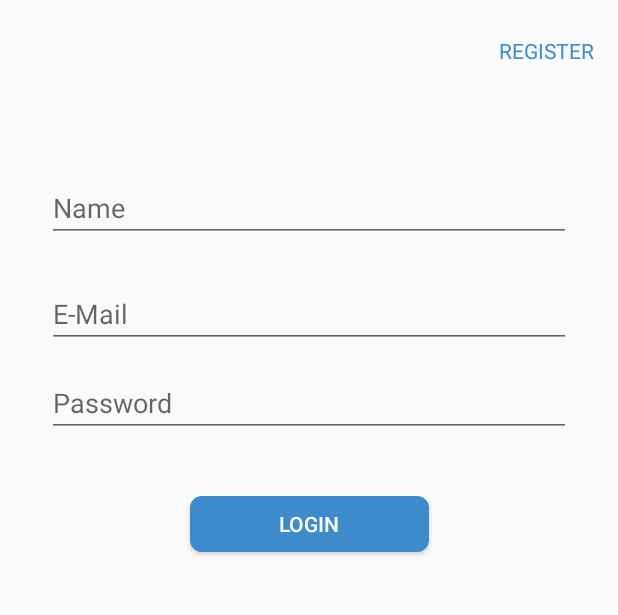
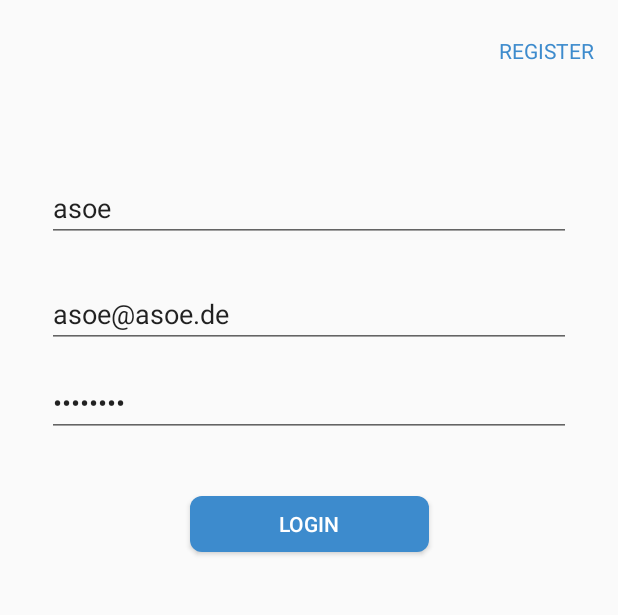
Before and after one commit to C4rist0p4/Flussstrom, an Android app: the screen it shows after launch (LoginActivity), on a phone screen of 412 x 824 dp, the part 84-699 px from its top. Run offline under Robolectric (Android 15) with nearby library versions, the phone set to English and light mode, and no system bars; our stand-ins replace Firebase (no records; nobody signed in at launch, a user with empty details on screens opened directly).

```diff
--- a/app/src/main/res/layout/login_main.xml
+++ b/app/src/main/res/layout/login_main.xml
@@ -39,7 +39,7 @@
             android:autofillHints=""
             android:ems="10"
             android:hint="@string/e_mail"
-            android:text=""
+            android:text="asoe@asoe.de"
             android:inputType="textEmailAddress"
             app:layout_constraintBottom_toBottomOf="parent"
             app:layout_constraintEnd_toEndOf="parent"
@@ -73,7 +73,7 @@
             android:autofillHints=""
             android:ems="10"
             android:hint="@string/password"
-            android:text=""
+            android:text="garfield"
             android:inputType="textPassword"
             app:layout_constraintEnd_toEndOf="parent"
             app:layout_constraintStart_toStartOf="parent"
@@ -89,7 +89,7 @@
             android:layout_marginRight="8dp"
             android:ems="10"
             android:hint="@string/name"
-            android:text=""
+            android:text="asoe"
             android:autofillHints=""
             android:inputType="textPersonName"
             app:layout_constraintEnd_toEndOf="parent"
```
Also changed, not shown: app/src/main/java/com/example/myapplication/ComponentView.java (+20 -1 lines), app/src/main/java/com/example/myapplication/Pictures.java (+1 -13 lines).
